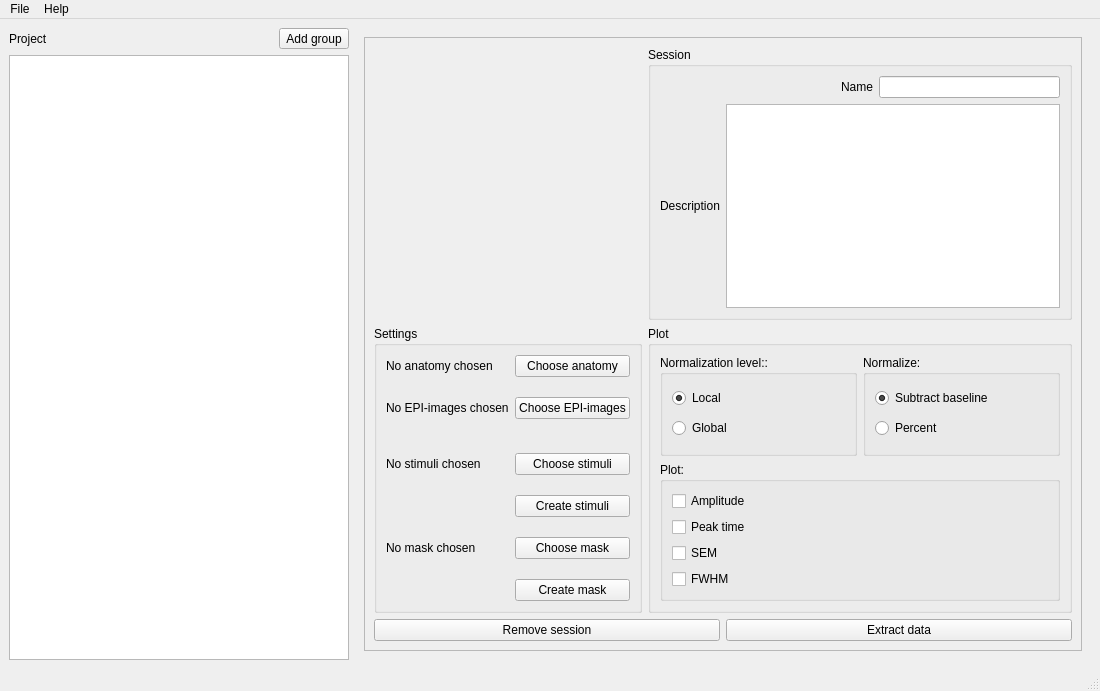
pfechd/jabe, file src/ui/mainwindow.ui: the form before one commit.
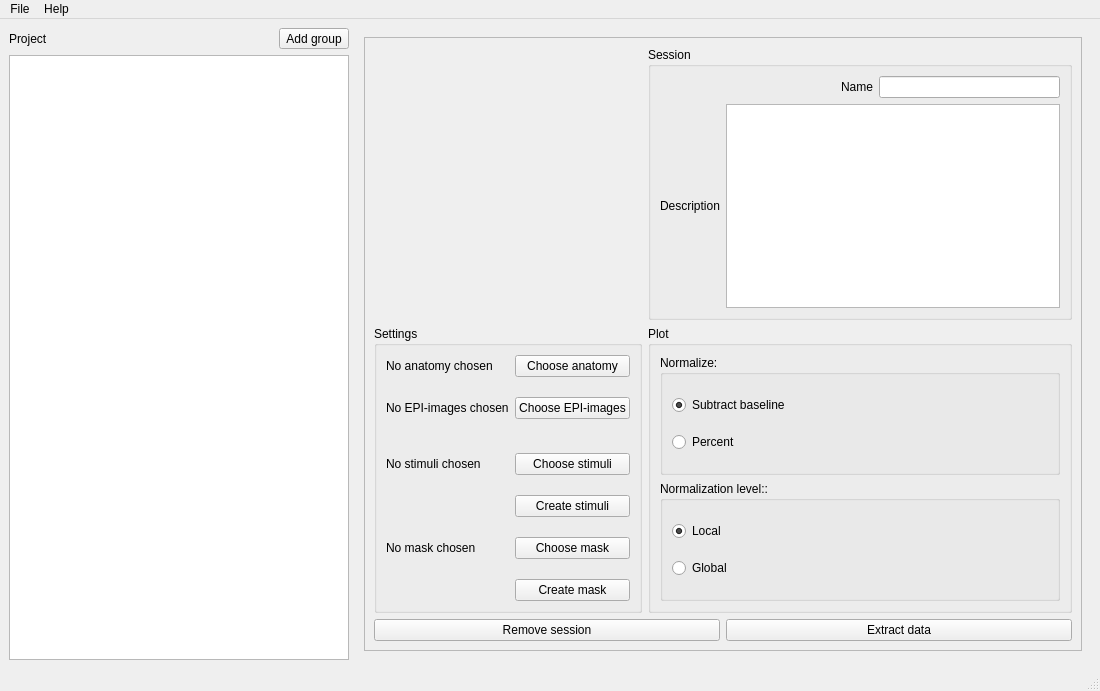
The form after the commit. The open tabs and pages were chosen to show the change.

Commit message: Remove plot alternatives from main window

What changed in the file:
```diff
--- a/src/ui/mainwindow.ui
+++ b/src/ui/mainwindow.ui
@@ -1071,7 +1071,39 @@
                </property>
                <layout class="QVBoxLayout" name="verticalLayout_21">
                 <item>
-                 <layout class="QHBoxLayout" name="horizontalLayout_21">
+                 <layout class="QVBoxLayout" name="verticalLayout_6">
+                  <item>
+                   <widget class="QGroupBox" name="groupBox_18">
+                    <property name="title">
+                     <string>Normalize:</string>
+                    </property>
+                    <property name="flat">
+                     <bool>true</bool>
+                    </property>
+                    <layout class="QVBoxLayout" name="verticalLayout_23">
+                     <item>
+                      <widget class="QRadioButton" name="subtract_session_btn">
+                       <property name="text">
+                        <string>Subtract baseline</string>
+                       </property>
+                       <property name="checked">
+                        <bool>true</bool>
+                       </property>
+                      </widget>
+                     </item>
+                     <item>
+                      <widget class="QRadioButton" name="percent_session_btn">
+                       <property name="enabled">
+                        <bool>true</bool>
+                       </property>
+                       <property name="text">
+                        <string>Percent</string>
+                       </property>
+                      </widget>
+                     </item>
+                    </layout>
+                   </widget>
+                  </item>
                   <item>
                    <widget class="QGroupBox" name="groupBox_17">
                     <property name="title">
@@ -1107,82 +1139,6 @@
                     </layout>
                    </widget>
                   </item>
-                  <item>
-                   <widget class="QGroupBox" name="groupBox_18">
-                    <property name="title">
-                     <string>Normalize:</string>
-                    </property>
-                    <property name="flat">
-                     <bool>true</bool>
-                    </property>
-                    <layout class="QVBoxLayout" name="verticalLayout_23">
-                     <item>
-                      <widget class="QRadioButton" name="subtract_session_btn">
-                       <property name="text">
-                        <string>Subtract baseline</string>
-                       </property>
-                       <property name="checked">
-                        <bool>true</bool>
-                       </property>
-                      </widget>
-                     </item>
-                     <item>
-                      <widget class="QRadioButton" name="percent_session_btn">
-                       <property name="enabled">
-                        <bool>true</bool>
-                       </property>
-                       <property name="text">
-                        <string>Percent</string>
-                       </property>
-                      </widget>
-                     </item>
-                    </layout>
-                   </widget>
-                  </item>
-                 </layout>
-                </item>
-                <item>
-                 <layout class="QHBoxLayout" name="horizontalLayout_22">
-                  <item>
-                   <widget class="QGroupBox" name="groupbox_plot_session">
-                    <property name="title">
-                     <string>Plot:</string>
-                    </property>
-                    <property name="flat">
-                     <bool>true</bool>
-                    </property>
-                    <layout class="QVBoxLayout" name="verticalLayout_24">
-                     <item>
-                      <widget class="QCheckBox" name="checkbox_amplitude_session">
-                       <property name="text">
-                        <string>Amplitude</string>
-                       </property>
-                      </widget>
-                     </item>
-                     <item>
-                      <widget class="QCheckBox" name="checkbox_peak_session">
-                       <property name="text">
-                        <string>Peak time</string>
-                       </property>
-                      </widget>
-                     </item>
-                     <item>
-                      <widget class="QCheckBox" name="checkbox_sem_session">
-                       <property name="text">
-                        <string>SEM</string>
-                       </property>
-                      </widget>
-                     </item>
-                     <item>
-                      <widget class="QCheckBox" name="checkbox_fwhm_session">
-                       <property name="text">
-                        <string>FWHM</string>
-                       </property>
-                      </widget>
-                     </item>
-                    </layout>
-                   </widget>
-                  </item>
                  </layout>
                 </item>
                </layout>
```
Left out of the diff: 108 changed lines with no effect on the pictures. The commit also changes 2 other files.
